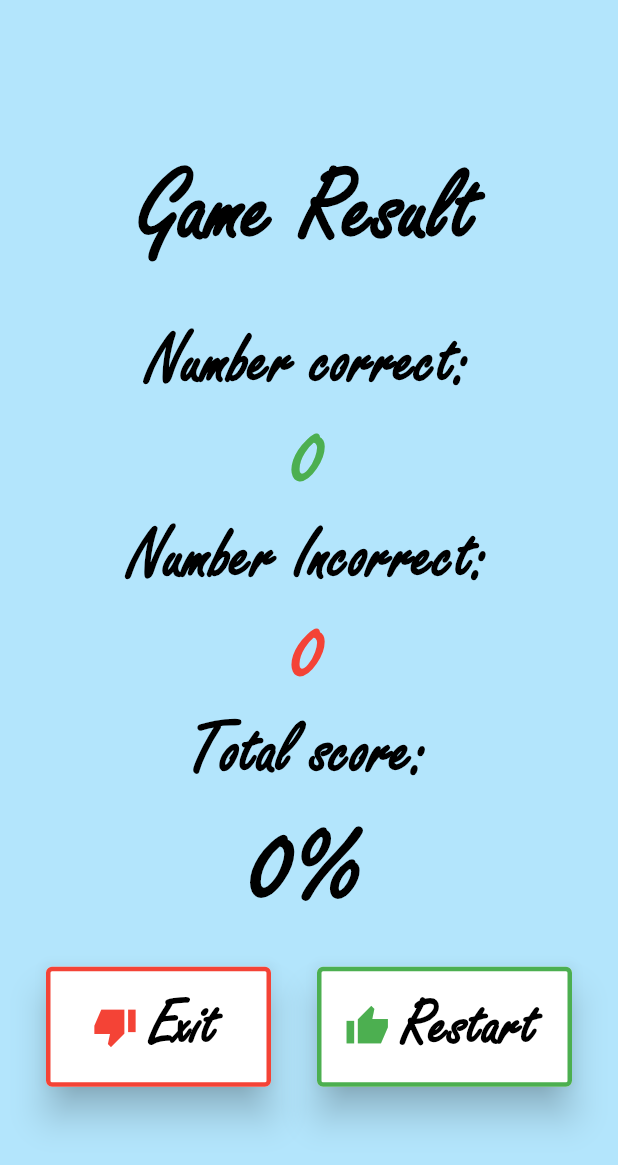
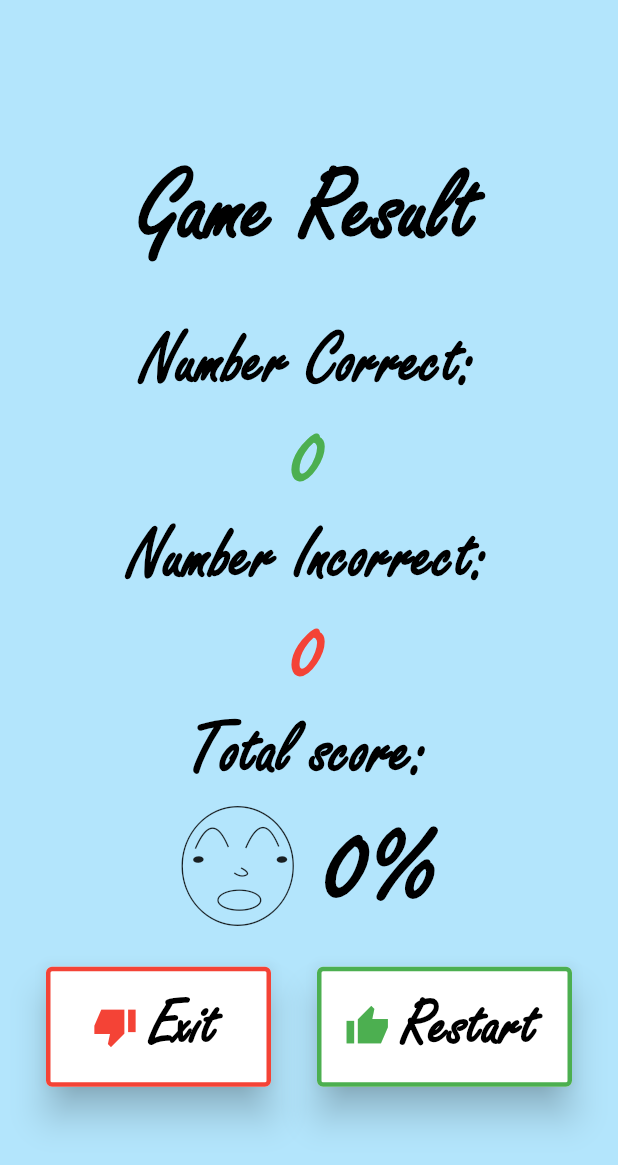
Before and after one commit to cfcastaneda98/Thinking_Crisis, a Flutter app: the QuickplayResultScreen screen opened directly, on a phone screen of 412 x 824 dp. Shown: the top 1165 px of the screen. Run offline on Flutter 3.47's test engine with Material 2 defaults, Android fonts, the phone set to English and light mode, and no system bars.

Commit message:
Added final icon implmentations

```diff
--- a/lib/View/QuickplayResultScreen.dart
+++ b/lib/View/QuickplayResultScreen.dart
@@ -3,13 +3,13 @@ import 'package:flutter/services.dart';
 import 'package:thinking_crisis/Controller/GameScore.dart';
 import 'package:thinking_crisis/Controller/QuickPlay.dart';
 import 'package:thinking_crisis/Model/PromptPool.dart';
+import '../Model/thinking_crisis_icons_icons.dart';
 import '../View/HomeScreen.dart';
 import 'dart:math';
 import 'package:thinking_crisis/Model/PromptPool.dart';
 
 import 'GameScreen.dart';
 class QuickplayResultScreen extends StatefulWidget {
-
 
   const QuickplayResultScreen({Key? key}) : super(key: key);
 
@@ -18,6 +18,8 @@ class QuickplayResultScreen extends StatefulWidget {
 }
 
 class _QuickplayResultScreenState extends State<QuickplayResultScreen> {
+  IconData? resultIcon;
+  double finalScore = 0.0;
   @override
   void initState(){
     SystemChrome.setPreferredOrientations([
@@ -27,6 +29,15 @@ class _QuickplayResultScreenState extends State<QuickplayResultScreen> {
       DeviceOrientation.landscapeRight,
     ]
     );
+  }
+  IconData? selectIcon(finalScore){
+    if(finalScore.round() >= 80.0){
+      resultIcon = ThinkingCrisisIcons.asset_11;
+    } else if (finalScore.round() < 80.0 && finalScore.round() > 40.0){
+      resultIcon = ThinkingCrisisIcons.asset_11;
+    } else {
+      resultIcon = ThinkingCrisisIcons.asset_11;
+    }
   }
   @override
   Widget build(BuildContext context) {
@@ -73,9 +84,20 @@ Widget potrait(BuildContext context)
   );
 }
 Widget landscape(BuildContext context){
+  IconData? resultIcon = ThinkingCrisisIcons.asset_11;
+  void selectIcon(finalScore){
+    if(finalScore.round() >= 80.0){
+      resultIcon = ThinkingCrisisIcons.asset_11;
+    } else if (finalScore.round() < 80.0 && finalScore.round() > 40.0){
+      resultIcon = ThinkingCrisisIcons.asset_10;
+    } else {
+      resultIcon = ThinkingCrisisIcons.asset_9;
+    }
+  }
   int currentScore = GameScore.currentPoints;
   int roundNumber = QuickPlay.roundAmount;
   double finalScore = (currentScore/roundNumber)*100;
+  selectIcon(finalScore);
   return Scaffold(
     backgroundColor: Colors.lightBlue[100],
     body: Center(
@@ -95,7 +117,7 @@ Widget landscape(BuildContext context){
           ),
           const SizedBox(height: 30),
           Text(
-            'Number correct:',
+            'Number Correct:',
             style: TextStyle(
                 fontWeight: FontWeight.bold,
                 color: Colors.black,
@@ -139,14 +161,20 @@ Widget landscape(BuildContext context){
                 fontFamily: 'Freestyle Script'
             ),
           ),
+          Wrap(
+            crossAxisAlignment: WrapCrossAlignment.center,
+            children: [
+              Icon(resultIcon,size: 80),
               Text(
-            '${finalScore.round()}%',
+                ' ${finalScore.round()}%',
                 style: TextStyle(
                     fontWeight: FontWeight.bold,
                     color: Colors.black,
                     fontSize: 80.0,
                     fontFamily: 'Freestyle Script'
                 ),
+              ),
+            ],
           ),
           const SizedBox(height: 20),
           Row(
```
Also changed, not shown: lib/View/AboutScreen.dart (+8 -1 lines), lib/View/QuickplayOptionsScreen.dart (+8 -1 lines), 15 other files. Lines whose indentation alone changed are shown as unchanged.
